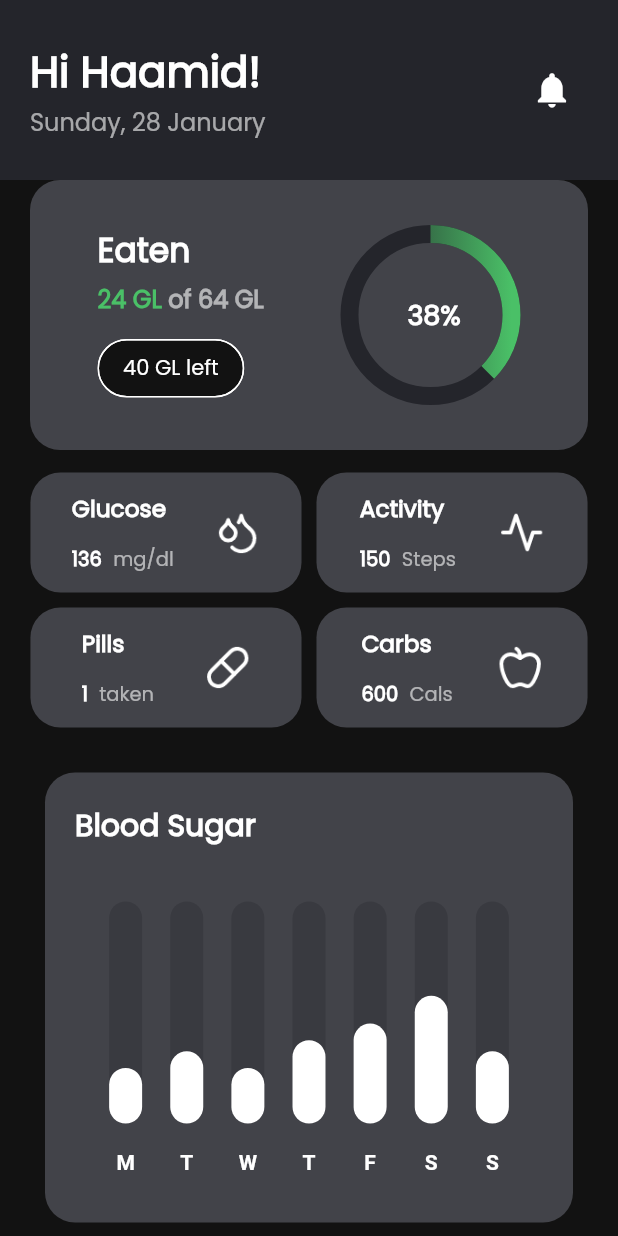
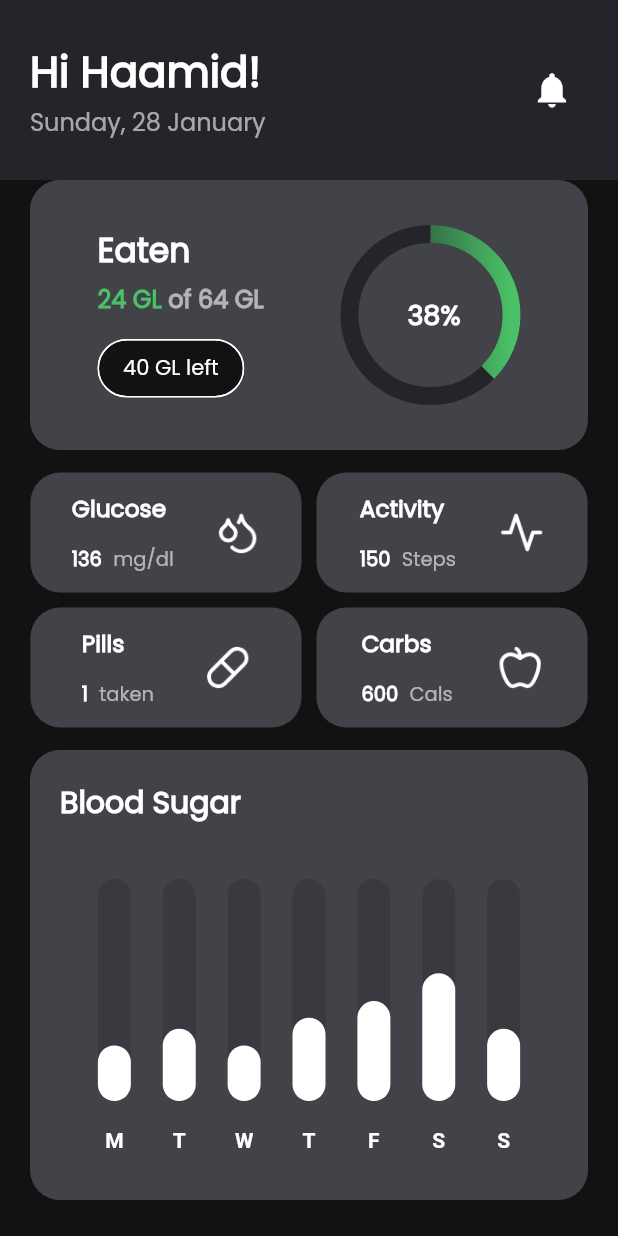
Before and after one commit to Hames-1616/diabetes_Flutter, a Flutter app: the HomePage screen opened directly, on a phone screen of 412 x 824 dp. Run offline on Flutter 3.47's test engine with Material 3 defaults, Android fonts, the phone set to English and light mode, and no system bars; drawn by our look-alikes of fl_chart, percent_indicator; our stand-ins replace chips_choice, dio, flutter_riverpod, fpdart, shared_preferences; missing offline and left inert: animated_snack_bar; accounts and stored records are empty.

Commit message:
👌 IMPROVE: fixed padding

```diff
--- a/lib/features/home/screens/HomePage.dart
+++ b/lib/features/home/screens/HomePage.dart
@@ -174,7 +174,7 @@ class _HomePageState extends ConsumerState<HomePage> {
                   color: secondaryColor,
                   borderRadius: BorderRadius.circular(20)
                 ),
-                margin: const EdgeInsets.only(left: 30,right: 30,top: 30),
+                margin: const EdgeInsets.only(left: 20,right: 20,top: 15),
 
                 height: MediaQuery.of(context).size.height/hei(context, 300),
                 width: MediaQuery.of(context).size.width,
```
